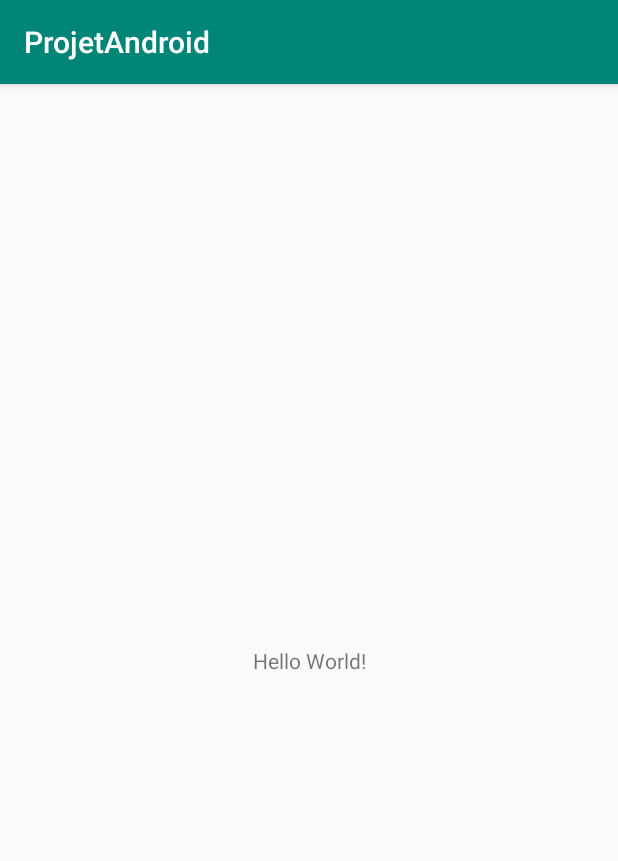
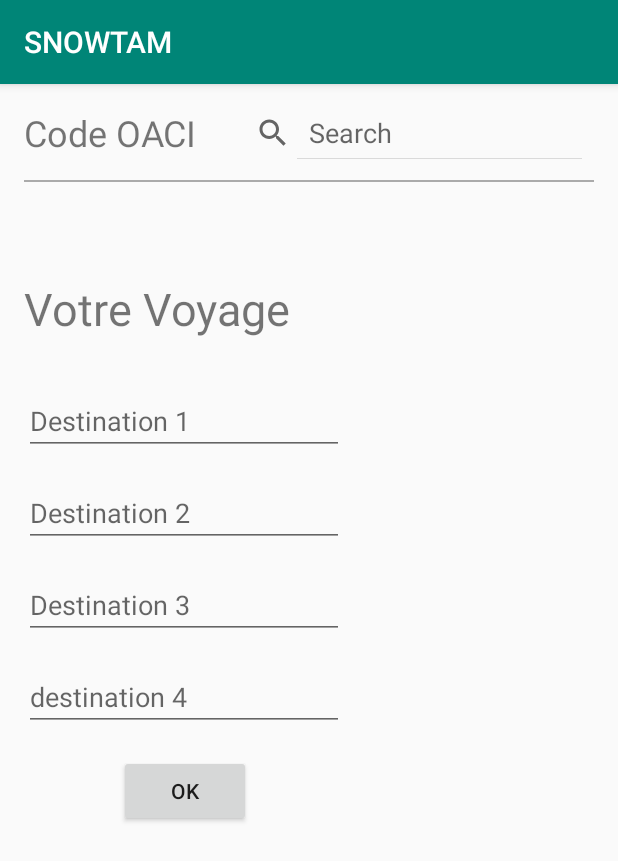
Before and after one commit to RodolpheBansard/ProjetAndroid, an Android app: the screen it shows after launch (MainActivity), on a phone screen of 412 x 824 dp. Shown: the top 861 px of the screen. Run offline under Robolectric (Android 15) with nearby library versions, the phone set to English and light mode, and no system bars.

Commit message:
simple UI

```diff
--- a/app/src/main/res/layout/activity_main.xml
+++ b/app/src/main/res/layout/activity_main.xml
@@ -7,12 +7,114 @@
     tools:context=".MainActivity">
 
     <TextView
+        android:id="@+id/textView"
+        android:layout_width="118dp"
+        android:layout_height="32dp"
+        android:layout_marginStart="16dp"
+        android:layout_marginTop="16dp"
+        android:text="Code OACI"
+        android:textSize="24sp"
+        app:layout_constraintEnd_toStartOf="@+id/searchView"
+        app:layout_constraintHorizontal_bias="0.5"
+        app:layout_constraintStart_toStartOf="parent"
+        app:layout_constraintTop_toTopOf="parent" />
+
+    <SearchView
+        android:id="@+id/searchView"
+        android:layout_width="0dp"
+        android:layout_height="34dp"
+        android:layout_marginStart="16dp"
+        android:layout_marginTop="16dp"
+        android:layout_marginEnd="16dp"
+        android:iconifiedByDefault="false"
+        android:queryHint="@string/barre_de_recherche"
+        android:visibility="visible"
+        app:layout_constraintEnd_toEndOf="parent"
+        app:layout_constraintHorizontal_bias="0.5"
+        app:layout_constraintStart_toEndOf="@+id/textView"
+        app:layout_constraintTop_toTopOf="parent"
+        tools:visibility="visible" />
+
+    <View
+        android:id="@+id/view"
+        android:layout_width="match_parent"
+        android:layout_height="1dp"
+        android:layout_marginStart="16dp"
+        android:layout_marginTop="16dp"
+        android:layout_marginEnd="16dp"
+        android:background="@android:color/darker_gray"
+        app:layout_constraintEnd_toEndOf="parent"
+        app:layout_constraintHorizontal_bias="0.0"
+        app:layout_constraintStart_toStartOf="parent"
+        app:layout_constraintTop_toBottomOf="@+id/textView" />
+
+    <TextView
+        android:id="@+id/textView2"
         android:layout_width="wrap_content"
         android:layout_height="wrap_content"
-        android:text="Hello World!"
-        app:layout_constraintBottom_toBottomOf="parent"
-        app:layout_constraintLeft_toLeftOf="parent"
-        app:layout_constraintRight_toRightOf="parent"
-        app:layout_constraintTop_toTopOf="parent" />
+        android:layout_marginStart="16dp"
+        android:layout_marginTop="64dp"
+        android:text="Votre Voyage"
+        android:textSize="30sp"
+        app:layout_constraintStart_toStartOf="parent"
+        app:layout_constraintTop_toBottomOf="@+id/view" />
+
+    <EditText
+        android:id="@+id/editText2"
+        android:layout_width="wrap_content"
+        android:layout_height="wrap_content"
+        android:layout_marginStart="16dp"
+        android:layout_marginTop="32dp"
+        android:ems="10"
+        android:hint="@string/edit_destination1"
+        android:inputType="textPersonName"
+        app:layout_constraintStart_toStartOf="parent"
+        app:layout_constraintTop_toBottomOf="@+id/textView2" />
+
+    <EditText
+        android:id="@+id/editText3"
+        android:layout_width="wrap_content"
+        android:layout_height="wrap_content"
+        android:layout_marginStart="16dp"
+        android:layout_marginTop="16dp"
+        android:ems="10"
+        android:hint="@string/edit_destination2"
+        android:inputType="textPersonName"
+        app:layout_constraintStart_toStartOf="parent"
+        app:layout_constraintTop_toBottomOf="@+id/editText2" />
+
+    <EditText
+        android:id="@+id/editText4"
+        android:layout_width="wrap_content"
+        android:layout_height="wrap_content"
+        android:layout_marginStart="16dp"
+        android:layout_marginTop="16dp"
+        android:ems="10"
+        android:hint="@string/edit_destination3"
+        android:inputType="textPersonName"
+        app:layout_constraintStart_toStartOf="parent"
+        app:layout_constraintTop_toBottomOf="@+id/editText3" />
+
+    <EditText
+        android:id="@+id/editText5"
+        android:layout_width="wrap_content"
+        android:layout_height="wrap_content"
+        android:layout_marginStart="16dp"
+        android:layout_marginTop="16dp"
+        android:ems="10"
+        android:hint="@string/edit_destination4"
+        android:inputType="textPersonName"
+        app:layout_constraintStart_toStartOf="parent"
+        app:layout_constraintTop_toBottomOf="@+id/editText4" />
+
+    <Button
+        android:id="@+id/button2"
+        android:layout_width="wrap_content"
+        android:layout_height="wrap_content"
+        android:layout_marginStart="79dp"
+        android:layout_marginTop="16dp"
+        android:text="@android:string/ok"
+        app:layout_constraintStart_toStartOf="parent"
+        app:layout_constraintTop_toBottomOf="@+id/editText5" />
 
 </androidx.constraintlayout.widget.ConstraintLayout>
--- a/app/src/main/res/values/strings.xml
+++ b/app/src/main/res/values/strings.xml
@@ -1,3 +1,8 @@
 <resources>
-    <string name="app_name">ProjetAndroid</string>
+    <string name="app_name">SNOWTAM</string>
+    <string name="edit_destination1">Destination 1</string>
+    <string name="edit_destination2">Destination 2</string>
+    <string name="edit_destination3">Destination 3</string>
+    <string name="edit_destination4">destination 4</string>
+    <string name="barre_de_recherche">Search</string>
 </resources>
```
